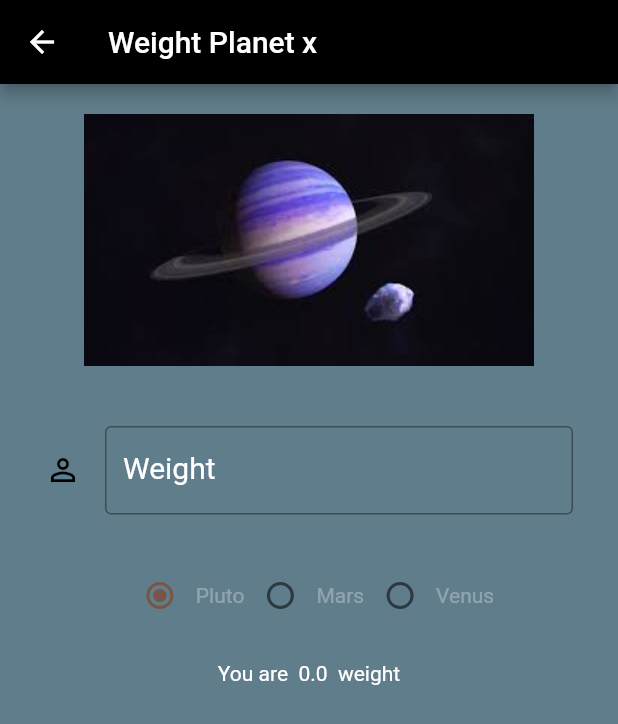
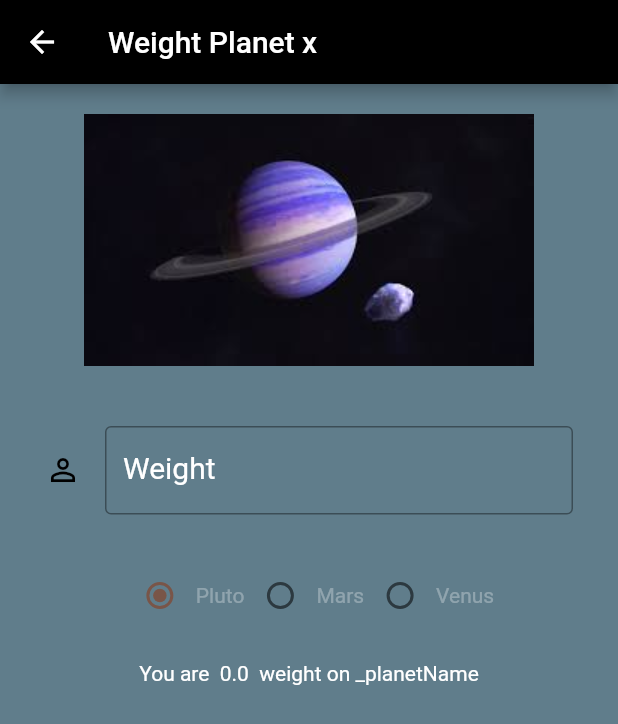
Before and after one commit to kunledarams2/Teach_Yourself_Coding, a Flutter app: the screen it shows after launch, after a tap on "Body Weight App", on a phone screen of 412 x 824 dp. Shown: the top 724 px of the screen. Run offline on Flutter 3.47's test engine with Material 2 defaults, Android fonts, the phone set to English and light mode, and no system bars.

Commit message:
**Day One project sample ***Mass Weight Calculator***

```diff
--- a/lib/ui/homeScreen.dart
+++ b/lib/ui/homeScreen.dart
@@ -1,6 +1,7 @@
 import 'package:flutter/cupertino.dart';
 import 'package:flutter/material.dart';
 
+import 'bmiApp.dart';
 import 'massWeightApp.dart';
 
 class HomeScreen extends StatefulWidget {
@@ -30,7 +31,23 @@ class _HomeScreenState extends State<HomeScreen> {
             shape:
                 RoundedRectangleBorder(borderRadius: BorderRadius.circular(5)),
           ),
-        )
+        ),
+        Container(
+          margin: EdgeInsets.only(left: 40, right: 40, top: 40),
+          height: 50,
+          width: 350,
+          child: RaisedButton(
+            onPressed: () {
+              Navigator.push(context,
+                  MaterialPageRoute(builder: (context) => BMIAppScreen() ));
+            },
+            textColor: Colors.white,
+            color: Colors.lightBlue,
+            child: Text("BMI App"),
+            shape:
+            RoundedRectangleBorder(borderRadius: BorderRadius.circular(5)),
+          ),
+        ),
       ],
     ));
   }
--- a/lib/ui/massWeightApp.dart
+++ b/lib/ui/massWeightApp.dart
@@ -25,16 +25,20 @@ class _MassWeightState extends State<MassWeight> {
   final TextEditingController _textEditingController =
       new TextEditingController();
   double _finalResult =0.0;
+  var _selectedPlanet ="_planetName";
 
   void radioValueChangeHandle(int value) {
     setState(() {
       radioValue = value;
       switch (radioValue) {
         case 0: _finalResult = weightCalculator(_textEditingController.text, 0.06 );
+        _selectedPlanet ="Pluto";
         break;
         case 1: _finalResult = weightCalculator(_textEditingController.text, 0.38 );
+        _selectedPlanet ="Mars";
         break;
         case 2: _finalResult = weightCalculator(_textEditingController.text, 0.91 );
+        _selectedPlanet ="Venus";
         break;
       }
     });
@@ -133,7 +137,7 @@ class _MassWeightState extends State<MassWeight> {
               child: Column(
                 children: <Widget>[
                   Text(
-                    "You are  $_finalResult  weight",
+                    "You are  $_finalResult  weight on $_selectedPlanet",
                     style: TextStyle(color: Colors.white),
                   ),
 //                  Container(
--- a/pubspec.yaml
+++ b/pubspec.yaml
@@ -44,6 +44,7 @@ flutter:
   assets:
     - assests/planetImage.jpg
     - assests/planetImage2.jpg
+    - assests/bmilogo.png
 
   # An image asset can refer to one or more resolution-specific "variants", see
   # https://flutter.dev/assets-and-images/#resolution-aware.
```
Also changed, not shown: lib/ui/bmiApp.dart (+121 -0 lines).
